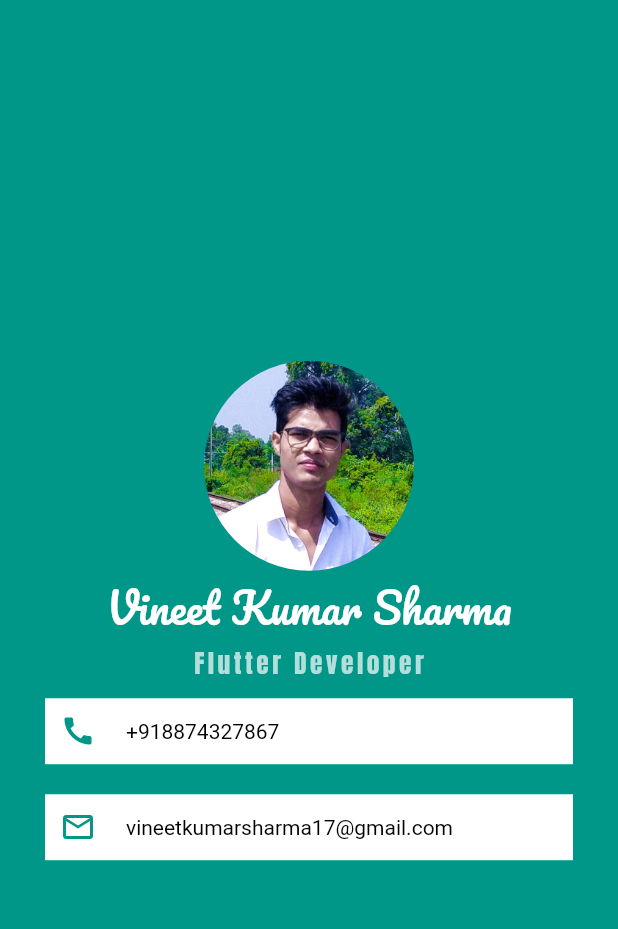
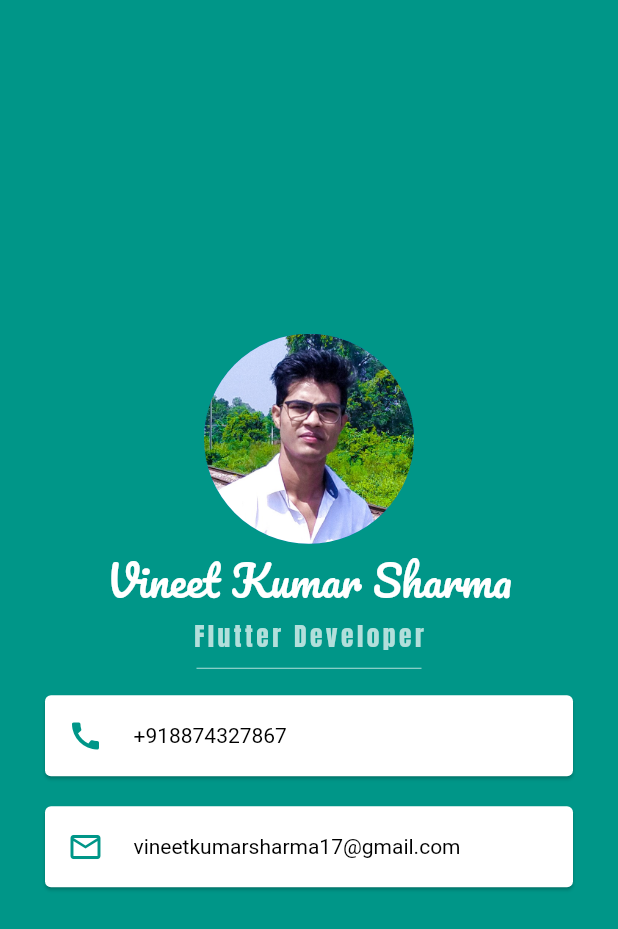
Before and after one commit to vineetkumarsharma17/my-card-flutter, a Flutter app: the screen it shows after launch, on a phone screen of 412 x 824 dp. Shown: the top 929 px of the screen. Run offline on Flutter 3.47's test engine with Material 2 defaults, Android fonts, the phone set to English and light mode, and no system bars.

Commit message:
this is commit 2 all done

```diff
--- a/lib/main.dart
+++ b/lib/main.dart
@@ -29,10 +29,19 @@ class MyApp extends StatelessWidget {
                 fontFamily: "Anton",
                 letterSpacing: 2.3,
               ),),
-              Container(
+              SizedBox(
+                width: 150,
+                child: Divider(
+                  color: Colors.teal[100],
+
+                ),
+              ),
+              Card(
                 margin: EdgeInsets.symmetric(vertical: 10,horizontal: 30),
-                padding: EdgeInsets.all(10),
+                //padding: EdgeInsets.all(10),
                 color: Colors.white,
+                child: Padding(
+                  padding: const EdgeInsets.all(15.0),
                   child: Row(
                   children: [
                     Icon(
@@ -47,10 +56,13 @@ class MyApp extends StatelessWidget {
                   ],
                   ),
                 ),
-              Container(
+              ),
+              Card(
                 margin: EdgeInsets.symmetric(vertical: 10,horizontal: 30),
-                padding: EdgeInsets.all(10),
+                //padding: EdgeInsets.all(10),
                 color: Colors.white,
+                child: Padding(
+                  padding: const EdgeInsets.all(15.0),
                   child: Row(
                     children: [
                       Icon(
@@ -64,6 +76,7 @@ class MyApp extends StatelessWidget {
                         ),),
                     ],
                   ),
+                ),
               )
             ],
           ),
```
Lines whose indentation alone changed are shown as unchanged.
